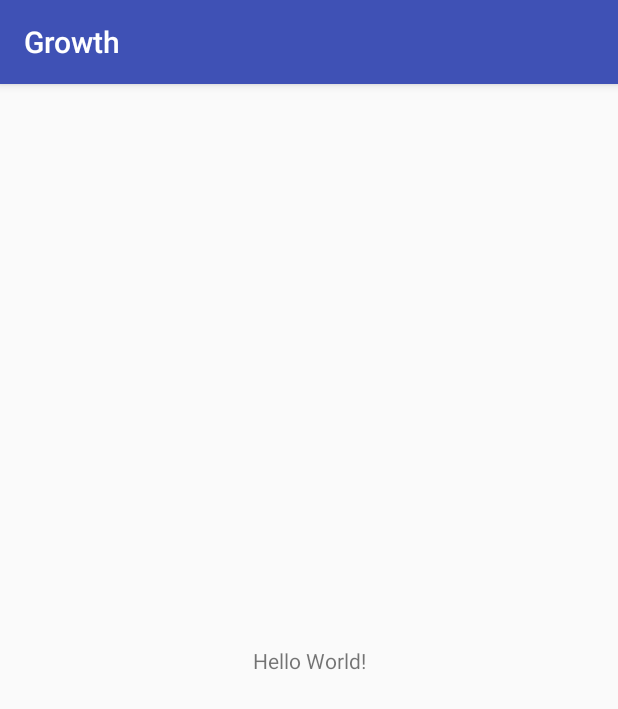
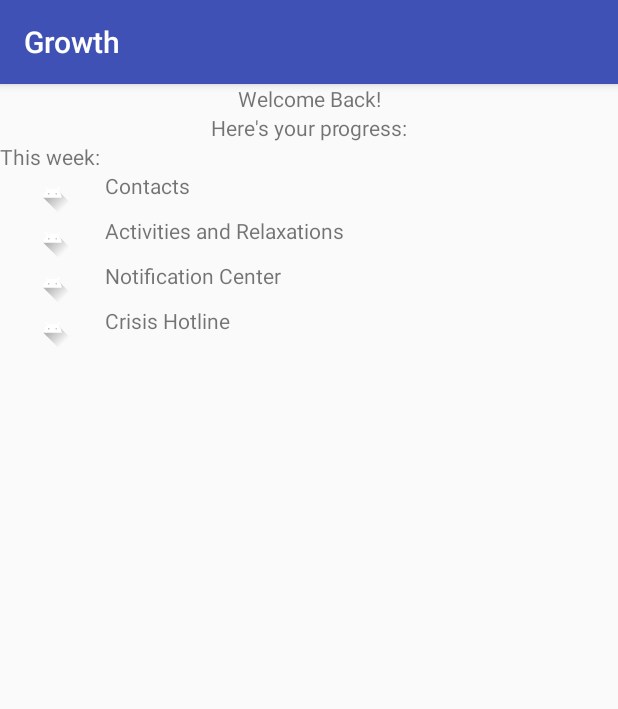
Before and after one commit to cfg-columbus18/team-8, an Android app: the screen it shows after launch (MainActivity), on a phone screen of 412 x 824 dp. Shown: the top 709 px of the screen. Run offline under Robolectric (Android 15) with nearby library versions, the phone set to English and light mode, and no system bars.

Commit message:
Initial Commit of the Project Files

```diff
--- a/app/src/main/java/com/example/deepakwarrier/growth/MainActivity.java
+++ b/app/src/main/java/com/example/deepakwarrier/growth/MainActivity.java
@@ -1,13 +1,35 @@
 package com.example.deepakwarrier.growth;
 
+import android.content.Intent;
+import android.os.Bundle;
 import android.support.v7.app.AppCompatActivity;
-import android.os.Bundle;
+import android.view.View;
+
+import java.io.File;
 
 public class MainActivity extends AppCompatActivity {
+
+    public static GrowthDatabase kb = new GrowthDatabase("GrowthKB.save");
 
     @Override
     protected void onCreate(Bundle savedInstanceState) {
         super.onCreate(savedInstanceState);
         setContentView(R.layout.activity_main);
     }
+
+    public void startContacts(View view) {
+        startActivity(new Intent(this, SurveyContacts.class));
+    }
+
+    public void startActivities(View view) {
+        startActivity(new Intent(this, ActivitiesRelax.class));
+    }
+
+    public void startNotifications(View view) {
+        startActivity(new Intent(this, NotificationSettings.class));
+    }
+
+    public void callCrisis(View view) {
+        startActivity(new Intent(Intent.ACTION_DIAL, "tel:6147178257"));//4402608595
+    }
 }
--- a/app/src/main/res/layout/activity_main.xml
+++ b/app/src/main/res/layout/activity_main.xml
@@ -1,18 +1,116 @@
 <?xml version="1.0" encoding="utf-8"?>
-<android.support.constraint.ConstraintLayout xmlns:android="http://schemas.android.com/apk/res/android"
-    xmlns:app="http://schemas.android.com/apk/res-auto"
+<LinearLayout xmlns:android="http://schemas.android.com/apk/res/android"
     xmlns:tools="http://schemas.android.com/tools"
     android:layout_width="match_parent"
     android:layout_height="match_parent"
+    android:orientation="vertical"
     tools:context=".MainActivity">
 
     <TextView
-        android:layout_width="wrap_content"
+        android:layout_width="match_parent"
         android:layout_height="wrap_content"
-        android:text="Hello World!"
-        app:layout_constraintBottom_toBottomOf="parent"
-        app:layout_constraintLeft_toLeftOf="parent"
-        app:layout_constraintRight_toRightOf="parent"
-        app:layout_constraintTop_toTopOf="parent" />
+        android:gravity="center"
+        android:text="@string/welcome_back" />
 
-</android.support.constraint.ConstraintLayout>
+    <TextView
+        android:layout_width="match_parent"
+        android:layout_height="wrap_content"
+        android:gravity="center"
+        android:text="@string/here_s_your_progress" />
+
+    <LinearLayout
+        android:layout_width="match_parent"
+        android:layout_height="wrap_content"
+        android:weightSum="1">
+
+        <TextView
+            android:layout_width="wrap_content"
+            android:layout_height="wrap_content"
+            android:layout_weight=".5"
+            android:text="This week:" />
+
+        <TextView
+            android:layout_width="wrap_content"
+            android:layout_height="wrap_content"
+            android:layout_weight=".5"
+            android:text="" />
+
+    </LinearLayout>
+
+    <LinearLayout
+        android:layout_width="match_parent"
+        android:layout_height="wrap_content"
+        android:weightSum="1"
+        android:onClick="startContacts">
+
+        <ImageView
+            android:layout_width="70dp"
+            android:layout_height="30dp"
+            android:src="@drawable/ic_launcher_foreground" />
+
+        <TextView
+            android:layout_width="wrap_content"
+            android:layout_height="wrap_content"
+            android:layout_weight=".5"
+            android:text="Contacts" />
+
+    </LinearLayout>
+
+    <LinearLayout
+        android:layout_width="match_parent"
+        android:layout_height="wrap_content"
+        android:weightSum="1"
+        android:onClick="startActivities">
+
+        <ImageView
+            android:layout_width="70dp"
+            android:layout_height="30dp"
+            android:src="@drawable/ic_launcher_foreground" />
+
+        <TextView
+            android:layout_width="wrap_content"
+            android:layout_height="wrap_content"
+            android:layout_weight=".5"
+            android:text="Activities and Relaxations" />
+
+    </LinearLayout>
+
+    <LinearLayout
+        android:layout_width="match_parent"
+        android:layout_height="wrap_content"
+        android:weightSum="1"
+        android:onClick="startNotifications">
+
+        <ImageView
+            android:layout_width="70dp"
+            android:layout_height="30dp"
+            android:src="@drawable/ic_launcher_foreground" />
+
+        <TextView
+            android:layout_width="wrap_content"
+            android:layout_height="wrap_content"
+            android:layout_weight=".5"
+            android:text="Notification Center" />
+
+    </LinearLayout>
+
+    <LinearLayout
+        android:layout_width="match_parent"
+        android:layout_height="wrap_content"
+        android:weightSum="1"
+        android:onClick="callCrisis">
+
+        <ImageView
+            android:layout_width="70dp"
+            android:layout_height="30dp"
+            android:src="@drawable/ic_launcher_foreground" />
+
+        <TextView
+            android:layout_width="wrap_content"
+            android:layout_height="wrap_content"
+            android:layout_weight=".5"
+            android:text="Crisis Hotline" />
+
+    </LinearLayout>
+
+</LinearLayout>
--- a/app/src/main/res/values/strings.xml
+++ b/app/src/main/res/values/strings.xml
@@ -1,3 +1,5 @@
 <resources>
     <string name="app_name">Growth</string>
+    <string name="welcome_back">Welcome Back!</string>
+    <string name="here_s_your_progress">Here\'s your progress:</string>
 </resources>
```
